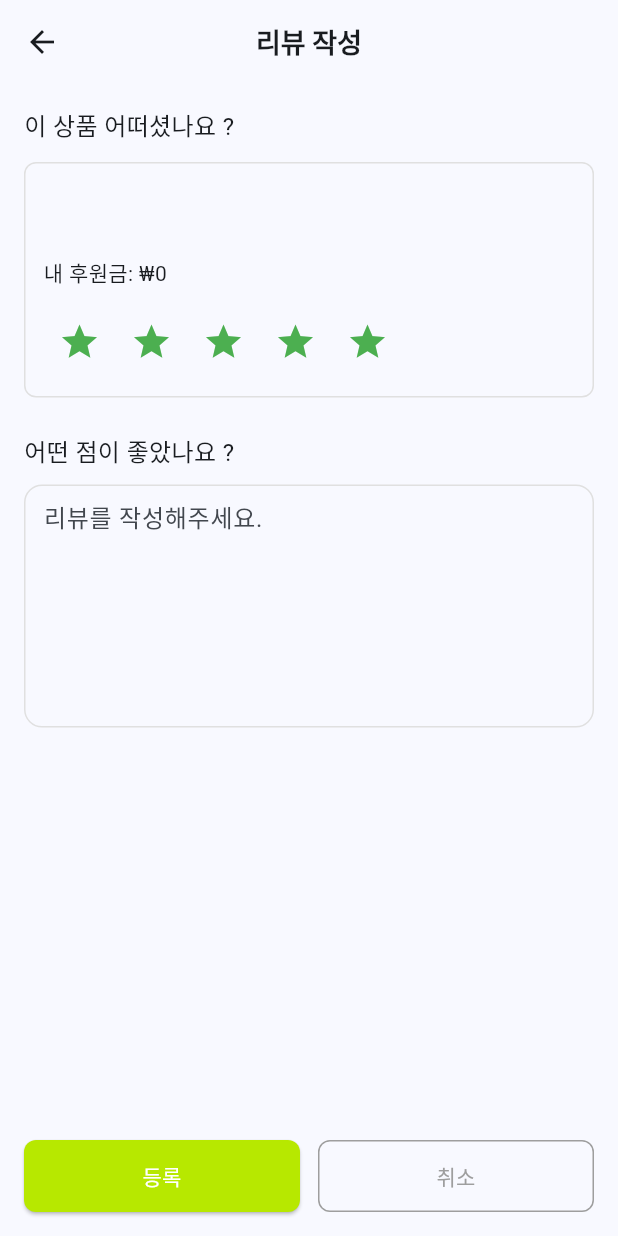
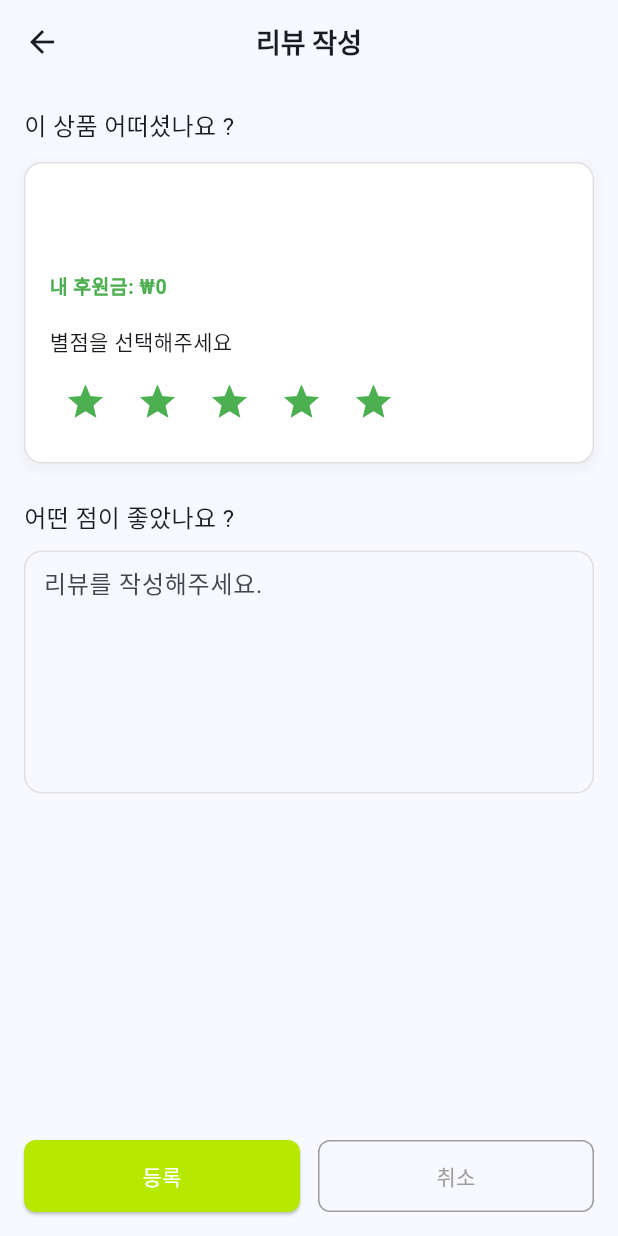
Before and after one commit to zeeeyeon/EcoFundia, a Flutter app: the WriteReviewScreen screen opened directly with empty values, on a phone screen of 412 x 824 dp. Run offline on Flutter 3.47's test engine with Material 3 defaults, Android fonts, the phone set to English and light mode, and no system bars; our stand-ins replace dio, equatable, flutter_riverpod, flutter_secure_storage, go_router, google_fonts and 4 more; accounts and stored records are empty; network calls fail.

Commit message:
[S12P21E206-123] Design: 리뷰 작성 페이지 > 상품 정보 카드 UI 수정

```diff
--- a/front/lib/features/mypage/ui/widgets/write_review_widgets.dart
+++ b/front/lib/features/mypage/ui/widgets/write_review_widgets.dart
@@ -20,20 +20,56 @@ class ReviewProductCard extends StatelessWidget {
   @override
   Widget build(BuildContext context) {
     return Container(
-      padding: const EdgeInsets.all(12),
+      padding: const EdgeInsets.all(16),
       decoration: BoxDecoration(
+        color: Colors.white,
         border: Border.all(color: Colors.grey.shade300),
-        borderRadius: BorderRadius.circular(8),
+        borderRadius: BorderRadius.circular(12),
+        boxShadow: [
+          BoxShadow(
+            color: Colors.grey.withOpacity(0.1),
+            spreadRadius: 2,
+            blurRadius: 5,
+            offset: const Offset(0, 3),
+          ),
+        ],
       ),
       child: Column(
         crossAxisAlignment: CrossAxisAlignment.start,
         children: [
-          Text(title),
-          const SizedBox(height: 4),
-          Text(description),
-          const SizedBox(height: 4),
-          Text('내 후원금: ₩$totalPrice'),
-          const SizedBox(height: 12),
+          Text(
+            title,
+            style: const TextStyle(
+              fontSize: 16,
+              fontWeight: FontWeight.bold,
+            ),
+          ),
+          const SizedBox(height: 6),
+          Text(
+            description,
+            style: const TextStyle(
+              fontSize: 14,
+              color: Colors.black87,
+            ),
+          ),
+          const SizedBox(height: 6),
+          Text(
+            '내 후원금: ₩${totalPrice.toString()}',
+            style: const TextStyle(
+              fontSize: 13,
+              color: Colors.green,
+              fontWeight: FontWeight.w600,
+            ),
+          ),
+          const SizedBox(height: 16),
+          const Text(
+            '별점을 선택해주세요',
+            style: TextStyle(
+              fontSize: 14,
+              fontWeight: FontWeight.w500,
+            ),
+          ),
+          const SizedBox(height: 6),
           Row(
             children: List.generate(5, (index) {
               return IconButton(
```
